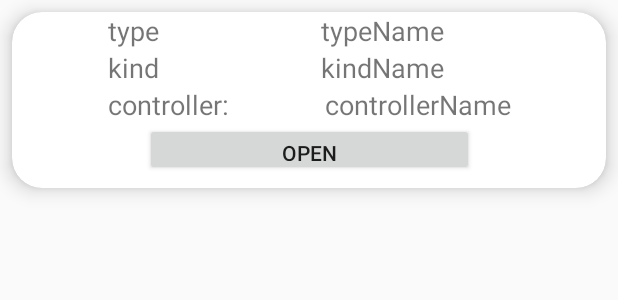
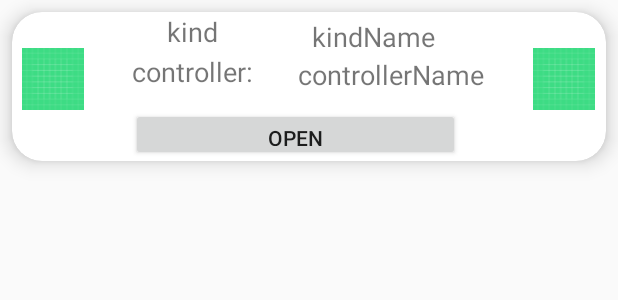
Before and after one commit to gabrielsbadenas/taller-de-programacion-3, an Android app: the layout item_mapping.xml on its own in the app's theme, with its tools: preview values and no code run, on a phone screen of 412 x 824 dp. Shown: the top 300 px of the screen. Run offline under Robolectric (Android 15) with nearby library versions, the phone set to English and light mode, and no system bars.

Commit message:
16 (final nota 4)

```diff
--- a/Mapeodebotones/app/src/main/java/com/mapeode/mapeodebotones/uiElements/MappingListAdapter.kt
+++ b/Mapeodebotones/app/src/main/java/com/mapeode/mapeodebotones/uiElements/MappingListAdapter.kt
@@ -4,6 +4,7 @@ import android.view.LayoutInflater
 import android.view.View
 import android.view.ViewGroup
 import android.widget.Button
+import android.widget.ImageView
 import android.widget.TextView
 import androidx.cardview.widget.CardView
 import androidx.navigation.findNavController
@@ -41,10 +42,22 @@ class MappingListAdapter(
             this.view = v
         }
         fun setMapping(map: Mapping) {
-            val type: TextView = view.findViewById(R.id.item_type)
-            type.text = map.type
-            val typeName: TextView = view.findViewById(R.id.item_type_name)
-            typeName.text = map.typeName
+            val controllerIcon: ImageView = view.findViewById(R.id.controllerIcon)
+            val kindIcon: ImageView = view.findViewById(R.id.kindIcon)
+            if(map.kindName == "nds"){
+                kindIcon.setImageResource(R.drawable.nds)
+            }
+            if(map.kindName == "tetris (nds)"){
+                kindIcon.setImageResource(R.drawable.tetris_nds)
+            }
+            if(map.kindName == "super mario bros"){
+                kindIcon.setImageResource(R.drawable.super_mario_bros)
+            }
+            if(map.controllerName == "ds4"){
+                controllerIcon.setImageResource(R.drawable.ds4)
+            }else{
+                controllerIcon.setImageResource(R.drawable.nes)
+            }
             val kind: TextView = view.findViewById(R.id.item_kind)
             kind.text = map.kind
             val kindName: TextView = view.findViewById(R.id.item_kind_name)
--- a/Mapeodebotones/app/src/main/res/layout/item_mapping.xml
+++ b/Mapeodebotones/app/src/main/res/layout/item_mapping.xml
@@ -20,80 +20,83 @@
             android:id="@+id/item_kind_name"
             android:layout_width="wrap_content"
             android:layout_height="wrap_content"
+            android:layout_marginTop="4dp"
             android:text="kindName"
             android:textSize="18sp"
-            app:layout_constraintBottom_toTopOf="@+id/item_controller_name"
-            app:layout_constraintEnd_toEndOf="parent"
+            app:layout_constraintEnd_toStartOf="@+id/kindIcon"
             app:layout_constraintHorizontal_bias="0.5"
             app:layout_constraintStart_toEndOf="@+id/item_kind"
-            app:layout_constraintTop_toBottomOf="@+id/item_type_name" />
-
-        <TextView
-            android:id="@+id/item_type"
-            android:layout_width="wrap_content"
-            android:layout_height="wrap_content"
-            android:layout_marginStart="64dp"
-            android:text="type"
-            android:textSize="18sp"
-            app:layout_constraintBottom_toTopOf="@+id/item_kind"
-            app:layout_constraintStart_toStartOf="parent"
             app:layout_constraintTop_toTopOf="parent" />
 
         <TextView
             android:id="@+id/item_controller_name"
             android:layout_width="wrap_content"
             android:layout_height="wrap_content"
+            android:layout_marginTop="1dp"
+            android:layout_marginBottom="10dp"
             android:text="controllerName"
             android:textSize="18sp"
             app:layout_constraintBottom_toTopOf="@+id/buttonItem"
-            app:layout_constraintEnd_toEndOf="parent"
+            app:layout_constraintEnd_toStartOf="@+id/kindIcon"
             app:layout_constraintHorizontal_bias="0.5"
             app:layout_constraintStart_toEndOf="@+id/item_controller"
-            app:layout_constraintTop_toBottomOf="@+id/item_kind_name" />
+            app:layout_constraintTop_toBottomOf="@+id/item_kind_name"
+            app:layout_constraintVertical_bias="1.0" />
 
         <TextView
             android:id="@+id/item_controller"
             android:layout_width="wrap_content"
             android:layout_height="wrap_content"
-            android:layout_marginStart="64dp"
+            android:layout_marginTop="1dp"
+            android:layout_marginBottom="11dp"
             android:text="controller:"
             android:textSize="18sp"
             app:layout_constraintBottom_toTopOf="@+id/buttonItem"
-            app:layout_constraintStart_toStartOf="parent"
+            app:layout_constraintEnd_toStartOf="@+id/item_controller_name"
+            app:layout_constraintHorizontal_bias="0.5"
+            app:layout_constraintStart_toEndOf="@+id/controllerIcon"
             app:layout_constraintTop_toBottomOf="@+id/item_kind" />
 
         <TextView
             android:id="@+id/item_kind"
             android:layout_width="wrap_content"
             android:layout_height="wrap_content"
-            android:layout_marginStart="64dp"
+            android:layout_marginStart="103dp"
             android:text="kind"
             android:textSize="18sp"
             app:layout_constraintBottom_toTopOf="@+id/item_controller"
             app:layout_constraintStart_toStartOf="parent"
-            app:layout_constraintTop_toBottomOf="@+id/item_type" />
-
-        <TextView
-            android:id="@+id/item_type_name"
-            android:layout_width="wrap_content"
-            android:layout_height="wrap_content"
-            android:text="typeName"
-            android:textSize="18sp"
-            app:layout_constraintBottom_toTopOf="@+id/item_kind_name"
-            app:layout_constraintEnd_toEndOf="parent"
-            app:layout_constraintHorizontal_bias="0.5"
-            app:layout_constraintStart_toEndOf="@+id/item_type"
             app:layout_constraintTop_toTopOf="parent" />
 
         <Button
             android:id="@+id/buttonItem"
             android:layout_width="219dp"
             android:layout_height="35dp"
-            android:layout_marginBottom="8dp"
+            android:layout_marginStart="79dp"
+            android:layout_marginTop="64dp"
             android:text="open"
-            app:layout_constraintBottom_toBottomOf="parent"
+            app:layout_constraintStart_toStartOf="parent"
+            app:layout_constraintTop_toTopOf="parent" />
+
+        <ImageView
+            android:id="@+id/controllerIcon"
+            android:layout_width="46dp"
+            android:layout_height="41dp"
+            android:layout_marginStart="4dp"
+            android:layout_marginTop="24dp"
+            android:src="@drawable/ic_launcher_background"
+            app:layout_constraintStart_toStartOf="parent"
+            app:layout_constraintTop_toTopOf="parent" />
+
+        <ImageView
+            android:id="@+id/kindIcon"
+            android:layout_width="46dp"
+            android:layout_height="41dp"
+            android:layout_marginTop="24dp"
+            android:layout_marginEnd="5dp"
+            android:src="@drawable/ic_launcher_background"
             app:layout_constraintEnd_toEndOf="parent"
-            app:layout_constraintStart_toStartOf="parent" />
+            app:layout_constraintTop_toTopOf="parent" />
 
     </androidx.constraintlayout.widget.ConstraintLayout>
 </androidx.cardview.widget.CardView>
```
Also changed, not shown: Mapeodebotones/app/src/main/res/drawable/ds4.jpg (added), Mapeodebotones/app/src/main/res/drawable/nds.png (added), Mapeodebotones/app/src/main/res/drawable/nes.jpg (added), Mapeodebotones/app/src/main/res/drawable/super_mario_bros.png (added), Mapeodebotones/app/src/main/res/drawable/tetris_nds.png (added).
